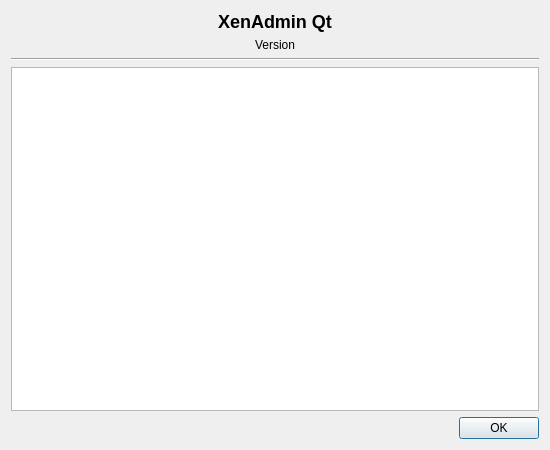
The window that src/xenadmin-ui/dialogs/aboutdialog.ui (benapetr/XenAdminQt) describes before a commit, drawn with Qt 5.
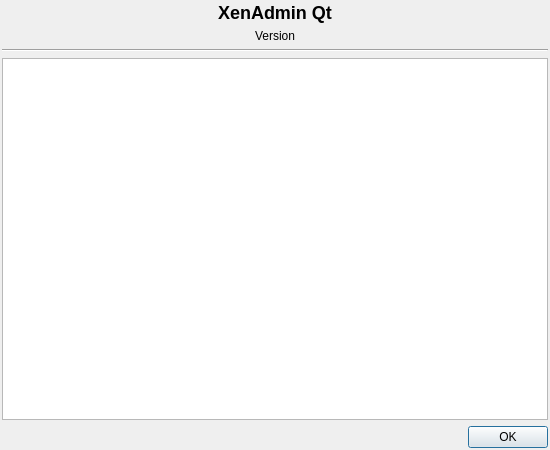
The same window after the commit.

```diff
--- a/src/xenadmin-ui/dialogs/aboutdialog.ui
+++ b/src/xenadmin-ui/dialogs/aboutdialog.ui
@@ -20,6 +20,18 @@
    <string>About XenAdmin Qt</string>
   </property>
   <layout class="QVBoxLayout" name="verticalLayout">
+   <property name="leftMargin">
+    <number>2</number>
+   </property>
+   <property name="topMargin">
+    <number>2</number>
+   </property>
+   <property name="rightMargin">
+    <number>2</number>
+   </property>
+   <property name="bottomMargin">
+    <number>2</number>
+   </property>
    <item>
     <widget class="QLabel" name="labelTitle">
      <property name="text">
```
Left out of the diff: 14 changed lines with no effect on the pictures.
